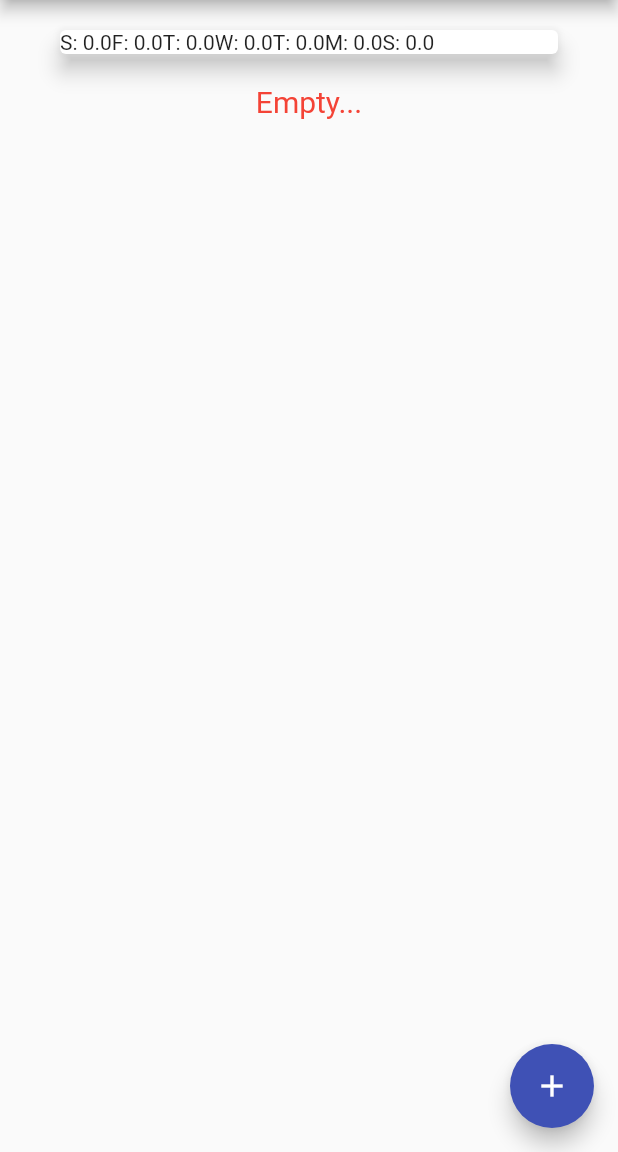
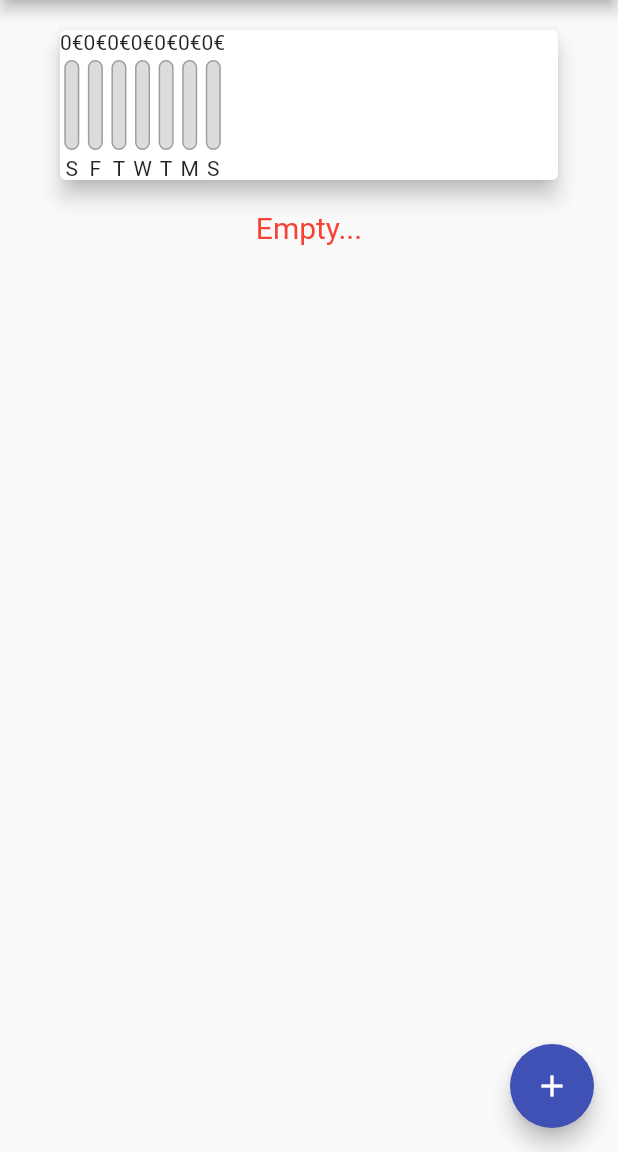
Before and after one commit to Anes1318/expenses, a Flutter app: the screen it shows after launch, on a phone screen of 412 x 824 dp, the part 84-1236 px from its top. Run offline on Flutter 3.47's test engine with Material 2 defaults, Android fonts, the phone set to English and light mode, and no system bars.

Commit message:
added chart bars

```diff
--- a/lib/components/chart.dart
+++ b/lib/components/chart.dart
@@ -1,3 +1,4 @@
+import 'package:expenses/components/chartBar.dart';
 import 'package:flutter/material.dart';
 import 'package:expenses/klase/transaction.dart';
 import 'package:intl/intl.dart';
@@ -7,7 +8,7 @@ class Chart extends StatelessWidget {
 
   const Chart({super.key, required this.recentTransactions});
 
-  List<Map<String, Object>> get groupedTransactionValues {
+  List<Map<String, dynamic>> get groupedTransactionValues {
     return List.generate(7, (index) {
       final weekDay = DateTime.now().subtract(Duration(days: index));
 
@@ -27,6 +28,12 @@ class Chart extends StatelessWidget {
     });
   }
 
+  double get totalSpending {
+    return groupedTransactionValues.fold(0, (sum, item) {
+      return sum + item['amount'];
+    });
+  }
+
   @override
   Widget build(BuildContext context) {
     print(groupedTransactionValues);
@@ -35,7 +42,14 @@ class Chart extends StatelessWidget {
       margin: EdgeInsets.all(20),
       child: Row(
         children: groupedTransactionValues.map((data) {
-          return Text('${data['day']}: ${data['amount']}');
+          return ChartBar(
+            label: data['day'],
+            spendingAmount: data['amount'],
+            procent: (totalSpending != 0)
+                ? (data['amount'] as double) / totalSpending
+                : 0,
+          );
+          // return Text('${data['day']}: ${data['amount']}');
         }).toList(),
       ),
     );
--- /dev/null
+++ b/lib/components/chartBar.dart
@@ -0,0 +1,46 @@
+import 'package:flutter/material.dart';
+
+class ChartBar extends StatelessWidget {
+  final label;
+  final double spendingAmount;
+  final double procent;
+  const ChartBar(
+      {required this.label,
+      required this.spendingAmount,
+      required this.procent});
+
+  @override
+  Widget build(BuildContext context) {
+    return Column(
+      children: [
+        Text('${spendingAmount.toStringAsFixed(0)}€'),
+        SizedBox(height: 4),
+        Container(
+            height: 60,
+            width: 10,
+            child: Stack(
+              children: [
+                Container(
+                  decoration: BoxDecoration(
+                    border: Border.all(color: Colors.grey, width: 1),
+                    color: Color.fromRGBO(220, 220, 220, 1),
+                    borderRadius: BorderRadius.circular(10),
+                  ),
+                ),
+                FractionallySizedBox(
+                  heightFactor: procent,
+                  child: Container(
+                    decoration: BoxDecoration(
+                      color: Theme.of(context).primaryColor,
+                      borderRadius: BorderRadius.circular(10),
+                    ),
+                  ),
+                ),
+              ],
+            )),
+        SizedBox(height: 4),
+        Text('${label}'),
+      ],
+    );
+  }
+}
```
